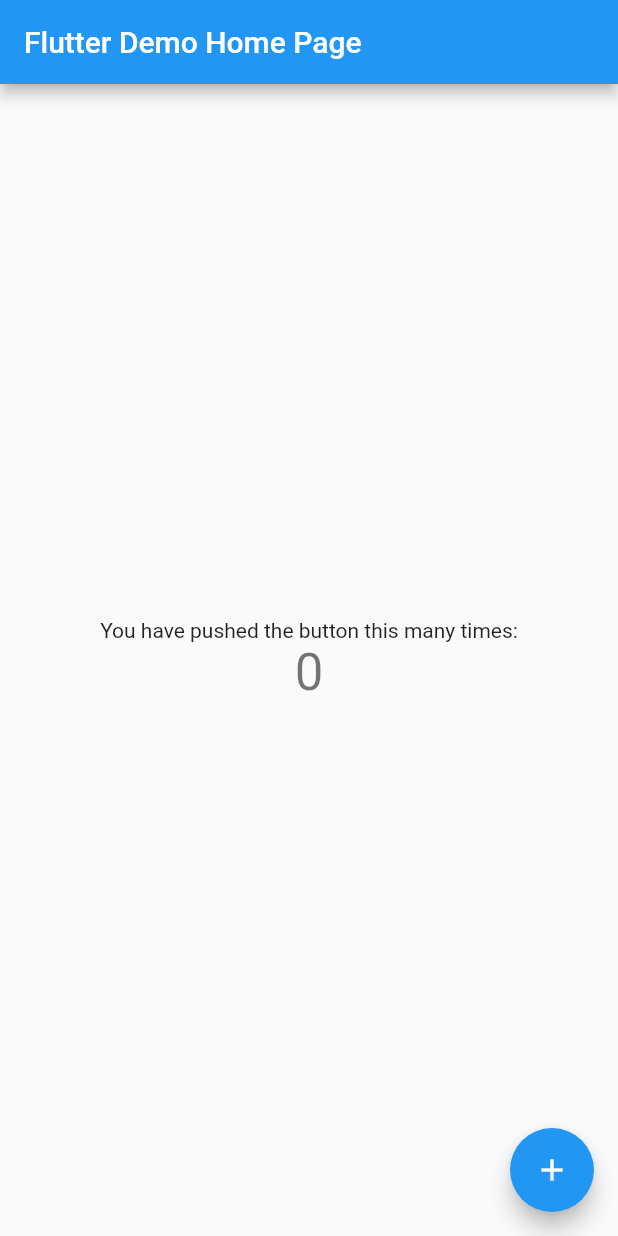
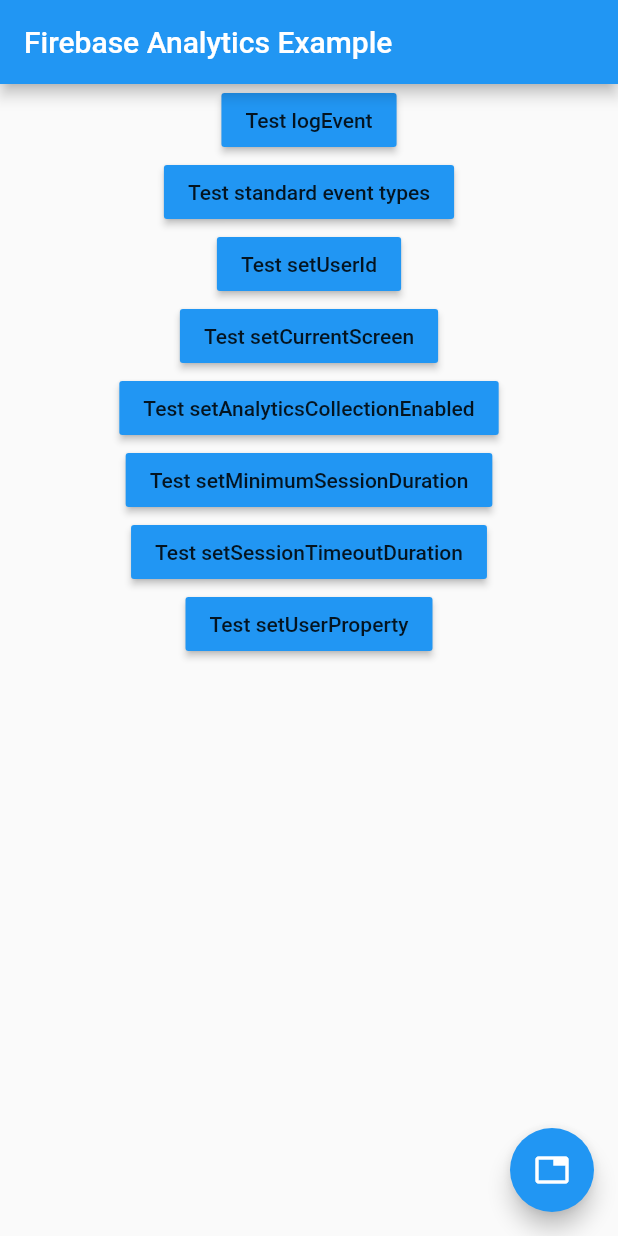
Before and after one commit to rrifafauzikomara/FlutterFirebaseAnalytics, a Flutter app: the screen it shows after launch, on a phone screen of 412 x 824 dp. Run offline on Flutter 3.47's test engine with Material 2 defaults, Android fonts, the phone set to English and light mode, and no system bars; our stand-ins replace firebase_analytics; accounts and stored records are empty.

Commit message:
add google analytics

```diff
--- a/lib/main.dart
+++ b/lib/main.dart
@@ -1,111 +1,334 @@
+import 'dart:async';
+
 import 'package:flutter/material.dart';
+import 'package:firebase_analytics/firebase_analytics.dart';
+import 'package:firebase_analytics/observer.dart';
+
+import 'tabs_page.dart';
 
 void main() => runApp(MyApp());
 
 class MyApp extends StatelessWidget {
-  // This widget is the root of your application.
+
+  static FirebaseAnalytics analytics = FirebaseAnalytics();
+  static FirebaseAnalyticsObserver observer = FirebaseAnalyticsObserver(analytics: analytics);
+  final String title = 'Firebase Analytics Example';
+
   @override
   Widget build(BuildContext context) {
     return MaterialApp(
-      title: 'Flutter Demo',
+      title: title,
       theme: ThemeData(
-        // This is the theme of your application.
-        //
-        // Try running your application with "flutter run". You'll see the
-        // application has a blue toolbar. Then, without quitting the app, try
-        // changing the primarySwatch below to Colors.green and then invoke
-        // "hot reload" (press "r" in the console where you ran "flutter run",
-        // or simply save your changes to "hot reload" in a Flutter IDE).
-        // Notice that the counter didn't reset back to zero; the application
-        // is not restarted.
         primarySwatch: Colors.blue,
       ),
-      home: MyHomePage(title: 'Flutter Demo Home Page'),
+      navigatorObservers: <NavigatorObserver>[observer],
+      home: MyHomePage(
+        title: title,
+        analytics: analytics,
+        observer: observer,
+      ),
     );
   }
 }
 
 class MyHomePage extends StatefulWidget {
-  MyHomePage({Key key, this.title}) : super(key: key);
+  MyHomePage({Key key, this.title, this.analytics, this.observer}) : super(key: key);
 
-  // This widget is the home page of your application. It is stateful, meaning
-  // that it has a State object (defined below) that contains fields that affect
-  // how it looks.
-
-  // This class is the configuration for the state. It holds the values (in this
-  // case the title) provided by the parent (in this case the App widget) and
-  // used by the build method of the State. Fields in a Widget subclass are
-  // always marked "final".
-
+  final FirebaseAnalytics analytics;
+  final FirebaseAnalyticsObserver observer;
   final String title;
 
   @override
-  _MyHomePageState createState() => _MyHomePageState();
+  _MyHomePageState createState() => _MyHomePageState(this.analytics, this.observer);
 }
 
 class _MyHomePageState extends State<MyHomePage> {
-  int _counter = 0;
+  _MyHomePageState(this.analytics, this.observer);
 
-  void _incrementCounter() {
+  final FirebaseAnalyticsObserver observer;
+  final FirebaseAnalytics analytics;
+  String _message = '';
+
+  void setMessage(String message) {
     setState(() {
-      // This call to setState tells the Flutter framework that something has
-      // changed in this State, which causes it to rerun the build method below
-      // so that the display can reflect the updated values. If we changed
-      // _counter without calling setState(), then the build method would not be
-      // called again, and so nothing would appear to happen.
-      _counter++;
+      _message = message;
     });
+  }
+
+  Future<void> sendAnalyticsEvent() async {
+    await analytics.logEvent(
+      name: 'test_event',
+      parameters: <String, dynamic>{
+      'string': 'string',
+      'int': 42,
+      'long': 12345678910,
+      'double': 42.0,
+      'bool': true,
+      },
+    );
+    setMessage('logEvent Succeeded');
+  }
+
+  Future<void> testSetUserId() async {
+    await analytics.setUserId('some-user');
+    setMessage('setUserId succeeded');
+  }
+
+  Future<void> testSetCurrentScreen() async {
+    await analytics.setCurrentScreen(
+      screenName: 'Analytics Demo',
+      screenClassOverride: 'AnalyticsDemo',
+    );
+    setMessage('setCurrentScreen Succeeded');
+  }
+
+  Future<void> testSetAnalyticsCollectionEnabled() async {
+    await analytics.setAnalyticsCollectionEnabled(false);
+    await analytics.setAnalyticsCollectionEnabled(true);
+    setMessage('setAnalyticsCollectionEnabled Succeeded');
+  }
+
+  Future<void> testSetMinimumSessionDuration() async {
+    await analytics.android?.setMinimumSessionDuration(20000);
+    setMessage('setMinimumSessionDuration Succeeded');
+  }
+
+  Future<void> testSetSessionTimeoutDuration() async {
+    await analytics.android?.setSessionTimeoutDuration(2000000);
+    setMessage('setSessionTimeoutDuration succeeded');
+  }
+
+  Future<void> testSetUserProperty() async {
+    await analytics.setUserProperty(name: 'regular', value: 'indeed');
+    setMessage('setUserProperty Succeeded');
+  }
+
+  Future<void> testAllEventTypes() async {
+    await analytics.logAddPaymentInfo();
+    await analytics.logAddToCart(
+      currency: 'USD',
+      value: 123.0,
+      itemId: 'test item id',
+      itemName: 'test item name',
+      itemCategory: 'test item category',
+      quantity: 5,
+      price: 24.0,
+      origin: 'test origin',
+      itemLocationId: 'test location id',
+      destination: 'test destination',
+      startDate: '2015-09-14',
+      endDate: '2015-09-17',
+    );
+    await analytics.logAddToWishlist(
+      itemId: 'test item id',
+      itemName: 'test item name',
+      itemCategory: 'test item category',
+      quantity: 5,
+      price: 24.0,
+      value: 123.0,
+      currency: 'USD',
+      itemLocationId: 'test location id',
+    );
+    await analytics.logAppOpen();
+    await analytics.logBeginCheckout(
+      value: 123.0,
+      currency: 'USD',
+      transactionId: 'test tx id',
+      numberOfNights: 2,
+      numberOfRooms: 3,
+      numberOfPassengers: 4,
+      origin: 'test origin',
+      destination: 'test destination',
+      startDate: '2015-09-14',
+      endDate: '2015-09-17',
+      travelClass: 'test travel class',
+    );
+    await analytics.logCampaignDetails(
+      source: 'test source',
+      medium: 'test medium',
+      campaign: 'test campaign',
+      term: 'test term',
+      content: 'test content',
+      aclid: 'test aclid',
+      cp1: 'test cp1',
+    );
+    await analytics.logEarnVirtualCurrency(
+      virtualCurrencyName: 'bitcoin',
+      value: 345.66,
+    );
+    await analytics.logEcommercePurchase(
+      currency: 'USD',
+      value: 432.45,
+      transactionId: 'test tx id',
+      tax: 3.45,
+      shipping: 5.67,
+      coupon: 'test coupon',
+      location: 'test location',
+      numberOfNights: 3,
+      numberOfRooms: 4,
+      numberOfPassengers: 5,
+      origin: 'test origin',
+      destination: 'test destination',
+      startDate: '2015-09-13',
+      endDate: '2015-09-14',
+      travelClass: 'test travel class',
+    );
+    await analytics.logGenerateLead(
+      currency: 'USD',
+      value: 123.45,
+    );
+    await analytics.logJoinGroup(
+      groupId: 'test group id',
+    );
+    await analytics.logLevelUp(
+      level: 5,
+      character: 'witch doctor',
+    );
+    await analytics.logLogin();
+    await analytics.logPostScore(
+      score: 1000000,
+      level: 70,
+      character: 'tiefling cleric',
+    );
+    await analytics.logPresentOffer(
+      itemId: 'test item id',
+      itemName: 'test item name',
+      itemCategory: 'test item category',
+      quantity: 6,
+      price: 3.45,
+      value: 67.8,
+      currency: 'USD',
+      itemLocationId: 'test item location id',
+    );
+    await analytics.logPurchaseRefund(
+      currency: 'USD',
+      value: 45.67,
+      transactionId: 'test tx id',
+    );
+    await analytics.logSearch(
+      searchTerm: 'hotel',
+      numberOfNights: 2,
+      numberOfRooms: 1,
+      numberOfPassengers: 3,
+      origin: 'test origin',
+      destination: 'test destination',
+      startDate: '2015-09-14',
+      endDate: '2015-09-16',
+      travelClass: 'test travel class',
+    );
+    await analytics.logSelectContent(
+      contentType: 'test content type',
+      itemId: 'test item id',
+    );
+    await analytics.logShare(
+        contentType: 'test content type',
+        itemId: 'test item id',
+        method: 'facebook');
+    await analytics.logSignUp(
+      signUpMethod: 'test sign up method',
+    );
+    await analytics.logSpendVirtualCurrency(
+      itemName: 'test item name',
+      virtualCurrencyName: 'bitcoin',
+      value: 34,
+    );
+    await analytics.logTutorialBegin();
+    await analytics.logTutorialComplete();
+    await analytics.logUnlockAchievement(
+        id: 'all Firebase API covered'
+    );
+    await analytics.logViewItem(
+      itemId: 'test item id',
+      itemName: 'test item name',
+      itemCategory: 'test item category',
+      itemLocationId: 'test item location id',
+      price: 3.45,
+      quantity: 6,
+      currency: 'USD',
+      value: 67.8,
+      flightNumber: 'test flight number',
+      numberOfPassengers: 3,
+      numberOfRooms: 1,
+      numberOfNights: 2,
+      origin: 'test origin',
+      destination: 'test destination',
+      startDate: '2015-09-14',
+      endDate: '2015-09-15',
+      searchTerm: 'test search term',
+      travelClass: 'test travel class',
+    );
+    await analytics.logViewItemList(
+      itemCategory: 'test item category',
+    );
+    await analytics.logViewSearchResults(
+      searchTerm: 'test search term',
+    );
+    setMessage('All Standard Events Logged Successfully');
   }
 
   @override
   Widget build(BuildContext context) {
-    // This method is rerun every time setState is called, for instance as done
-    // by the _incrementCounter method above.
-    //
-    // The Flutter framework has been optimized to make rerunning build methods
-    // fast, so that you can just rebuild anything that needs updating rather
-    // than having to individually change instances of widgets.
     return Scaffold(
       appBar: AppBar(
-        // Here we take the value from the MyHomePage object that was created by
-        // the App.build method, and use it to set our appbar title.
         title: Text(widget.title),
       ),
       body: Center(
-        // Center is a layout widget. It takes a single child and positions it
-        // in the middle of the parent.
         child: Column(
-          // Column is also layout widget. It takes a list of children and
-          // arranges them vertically. By default, it sizes itself to fit its
-          // children horizontally, and tries to be as tall as its parent.
-          //
-          // Invoke "debug painting" (press "p" in the console, choose the
-          // "Toggle Debug Paint" action from the Flutter Inspector in Android
-          // Studio, or the "Toggle Debug Paint" command in Visual Studio Code)
-          // to see the wireframe for each widget.
-          //
-          // Column has various properties to control how it sizes itself and
-          // how it positions its children. Here we use mainAxisAlignment to
-          // center the children vertically; the main axis here is the vertical
-          // axis because Columns are vertical (the cross axis would be
-          // horizontal).
-          mainAxisAlignment: MainAxisAlignment.center,
           children: <Widget>[
-            Text(
-              'You have pushed the button this many times:',
+            MaterialButton(
+              color: Colors.blue,
+              child: const Text('Test logEvent'),
+              onPressed: sendAnalyticsEvent,
             ),
-            Text(
-              '$_counter',
-              style: Theme.of(context).textTheme.display1,
+            MaterialButton(
+              color: Colors.blue,
+              child: const Text('Test standard event types'),
+              onPressed: testAllEventTypes,
             ),
+            MaterialButton(
+              color: Colors.blue,
+              child: const Text('Test setUserId'),
+              onPressed: testSetUserId,
+            ),
+            MaterialButton(
+              color: Colors.blue,
+              child: const Text('Test setCurrentScreen'),
+              onPressed: testSetCurrentScreen,
+            ),
+            MaterialButton(
+              color: Colors.blue,
+              child: const Text('Test setAnalyticsCollectionEnabled'),
+              onPressed: testSetAnalyticsCollectionEnabled,
+            ),
+            MaterialButton(
+              color: Colors.blue,
+              child: const Text('Test setMinimumSessionDuration'),
+              onPressed: testSetMinimumSessionDuration,
+            ),
+            MaterialButton(
+              color: Colors.blue,
+              child: const Text('Test setSessionTimeoutDuration'),
+              onPressed: testSetSessionTimeoutDuration,
+            ),
+            MaterialButton(
+              color: Colors.blue,
+              child: const Text('Test setUserProperty'),
+              onPressed: testSetUserProperty,
+            ),
+            Text(_message,
+                style: const TextStyle(color: Color.fromARGB(255, 0, 155, 0))),
           ],
         ),
       ),
       floatingActionButton: FloatingActionButton(
-        onPressed: _incrementCounter,
-        tooltip: 'Increment',
-        child: Icon(Icons.add),
-      ), // This trailing comma makes auto-formatting nicer for build methods.
+          child: const Icon(Icons.tab),
+          onPressed: () {
+            Navigator.of(context).push(MaterialPageRoute<TabsPage>(
+                settings: const RouteSettings(name: TabsPage.routeName),
+                builder: (BuildContext context) {
+                  return TabsPage(observer);
+                }));
+          }),
     );
   }
 }
--- a/pubspec.yaml
+++ b/pubspec.yaml
@@ -23,6 +23,7 @@ dependencies:
   # The following adds the Cupertino Icons font to your application.
   # Use with the CupertinoIcons class for iOS style icons.
   cupertino_icons: ^0.1.2
+  firebase_analytics: ^4.0.0
 
 dev_dependencies:
   flutter_test:
```
Also changed, not shown: lib/tabs_page.dart (added, +92 -0 lines), pubspec.lock, 7 other files.
